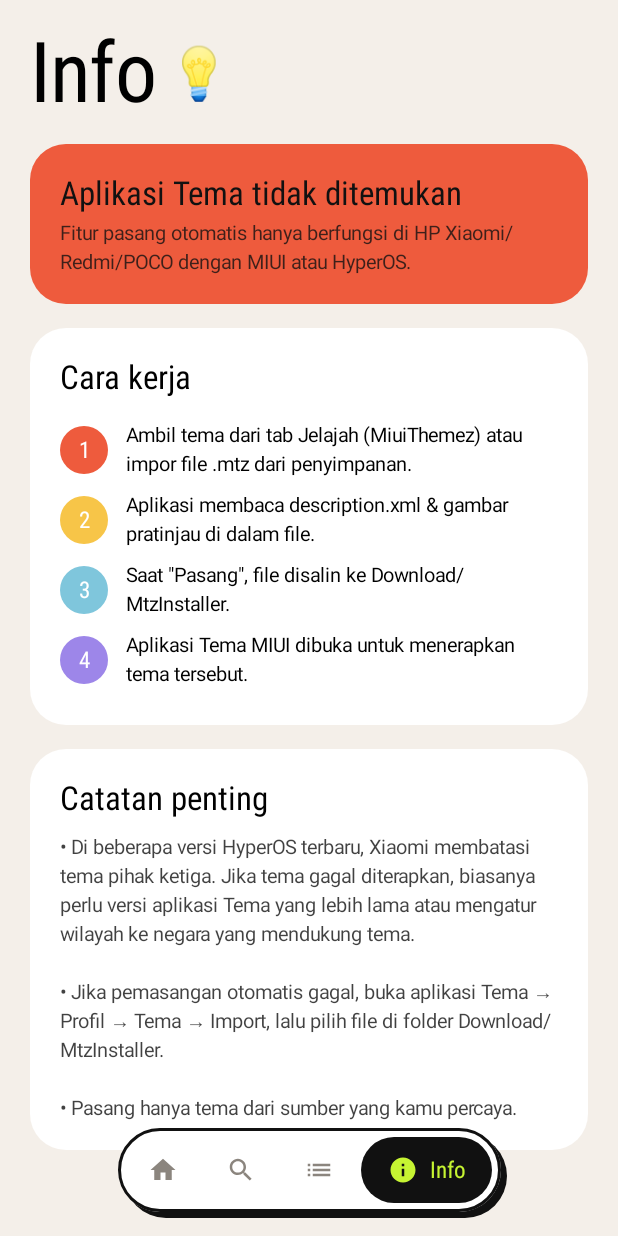
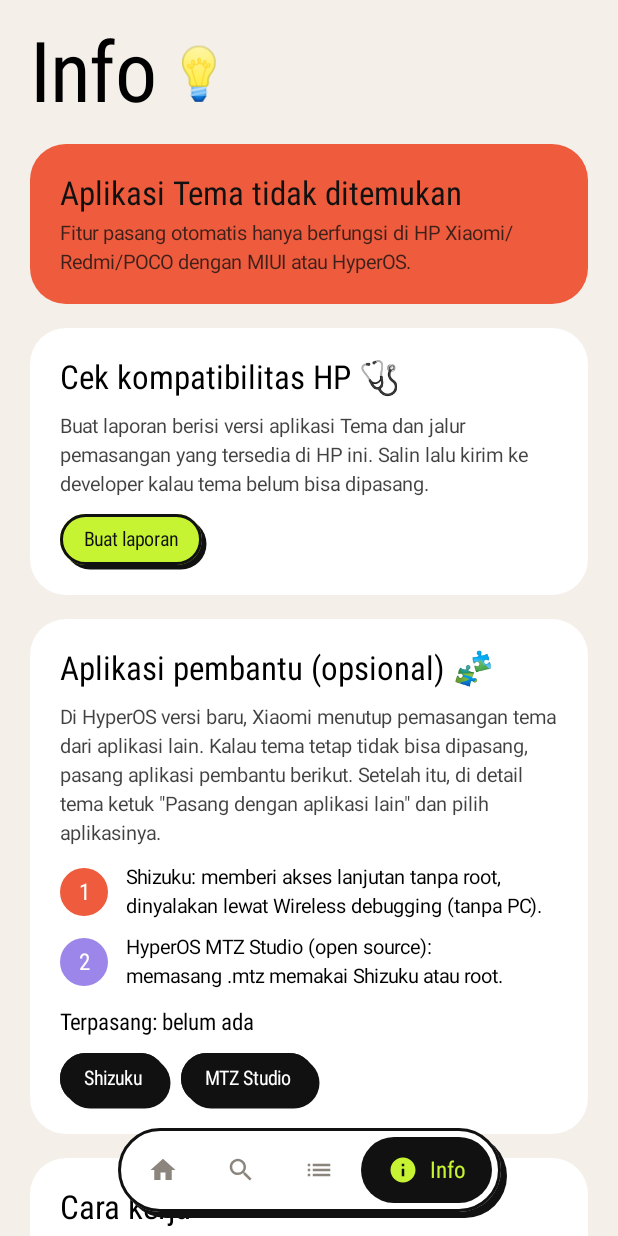
Before and after one commit to bangzvl/mtz-installer-genz, an Android app built with Jetpack Compose: the screen it shows after launch (MainActivity), after a tap on "Info", on a phone screen of 412 x 824 dp. Run offline under Robolectric (Android 15) with nearby library versions, the phone set to English and light mode, and no system bars; pictures from the network do not load; 2 other taps on this screen came first.

Commit message:
Cek kompatibilitas HP + pasang lewat aplikasi pembantu
- Laporan diagnostik (versi Tema, rute tersedia, activity exported, aplikasi pembantu)
- Tombol 'Pasang dengan aplikasi lain' (MTZ Studio/HyperTheme/MTZ Installer Pro)
- Panduan Shizuku + HyperOS MTZ Studio di tab Info

Co-Authored-By: Claude Opus 5.5 <noreply@anthropic.com>
Claude-Session: https://claude.ai/code/session_01BxHsnhyBsyUsR9v8WoooNS

```diff
--- a/app/src/main/java/com/mtzinstaller/app/ui/screens/InfoScreen.kt
+++ b/app/src/main/java/com/mtzinstaller/app/ui/screens/InfoScreen.kt
@@ -1,5 +1,16 @@
 package com.mtzinstaller.app.ui.screens
 
+import android.content.Intent
+import android.net.Uri
+import android.widget.Toast
+import androidx.compose.runtime.getValue
+import androidx.compose.runtime.mutableStateOf
+import androidx.compose.runtime.remember
+import androidx.compose.runtime.setValue
+import androidx.compose.ui.platform.LocalClipboardManager
+import androidx.compose.ui.platform.LocalContext
+import androidx.compose.ui.text.AnnotatedString
+import androidx.compose.ui.text.font.FontFamily
 import androidx.compose.foundation.background
 import androidx.compose.foundation.layout.Box
 import androidx.compose.foundation.layout.Column
@@ -29,7 +40,21 @@ import com.mtzinstaller.app.ui.theme.MtzColors
 import com.mtzinstaller.app.ui.theme.MtzType
 
 @Composable
-fun InfoScreen(themeManagerAvailable: Boolean, themeManagerVersion: String?, autoApply: Boolean, onOpenThemeApp: () -> Unit) {
+fun InfoScreen(
+    themeManagerAvailable: Boolean,
+    themeManagerVersion: String?,
+    autoApply: Boolean,
+    helpers: List<String>,
+    report: () -> String,
+    onOpenThemeApp: () -> Unit,
+) {
+    val context = LocalContext.current
+    val clipboard = LocalClipboardManager.current
+    var reportText by remember { mutableStateOf<String?>(null) }
+    fun openUrl(url: String) = runCatching {
+        context.startActivity(Intent(Intent.ACTION_VIEW, Uri.parse(url)).addFlags(Intent.FLAG_ACTIVITY_NEW_TASK))
+    }
+
     Column(
         Modifier
             .fillMaxSize()
@@ -60,6 +85,70 @@ fun InfoScreen(themeManagerAvailable: Boolean, themeManagerVersion: String?, aut
             if (themeManagerAvailable) {
                 Spacer(Modifier.height(14.dp))
                 PillButton("Buka Aplikasi Tema", onOpenThemeApp, small = true)
+            }
+        }
+
+        Spacer(Modifier.height(16.dp))
+        InfoCard("Cek kompatibilitas HP 🩺") {
+            Text(
+                "Buat laporan berisi versi aplikasi Tema dan jalur pemasangan yang tersedia di HP ini. " +
+                    "Salin lalu kirim ke developer kalau tema belum bisa dipasang.",
+                style = MtzType.Body,
+                color = MtzColors.Ink.copy(alpha = 0.8f),
+            )
+            Spacer(Modifier.height(12.dp))
+            val r = reportText
+            if (r == null) {
+                PillButton("Buat laporan", { reportText = report() }, small = true, container = MtzColors.Lime, content = MtzColors.Ink)
+            } else {
+                Text(
+                    r,
+                    style = MtzType.Caption.copy(fontFamily = FontFamily.Monospace),
+                    modifier = Modifier.fillMaxWidth().clip(RoundedCornerShape(14.dp)).background(MtzColors.Cream).padding(12.dp),
+                )
+                Spacer(Modifier.height(12.dp))
+                Row {
+                    PillButton("Salin", {
+                        clipboard.setText(AnnotatedString(r))
+                        Toast.makeText(context, "Laporan disalin", Toast.LENGTH_SHORT).show()
+                    }, small = true, container = MtzColors.Lime, content = MtzColors.Ink)
+                    Spacer(Modifier.width(10.dp))
+                    PillButton("Bagikan", {
+                        runCatching {
+                            context.startActivity(
+                                Intent.createChooser(
+                                    Intent(Intent.ACTION_SEND).setType("text/plain").putExtra(Intent.EXTRA_TEXT, r),
+                                    "Kirim laporan",
+                                ).addFlags(Intent.FLAG_ACTIVITY_NEW_TASK),
+                            )
+                        }
+                    }, small = true)
+                }
+            }
+        }
+
+        Spacer(Modifier.height(16.dp))
+        InfoCard("Aplikasi pembantu (opsional) 🧩") {
+            Text(
+                "Di HyperOS versi baru, Xiaomi menutup pemasangan tema dari aplikasi lain. Kalau tema tetap " +
+                    "tidak bisa dipasang, pasang aplikasi pembantu berikut. Setelah itu, di detail tema ketuk " +
+                    "\"Pasang dengan aplikasi lain\" dan pilih aplikasinya.",
+                style = MtzType.Body,
+                color = MtzColors.Ink.copy(alpha = 0.8f),
+            )
+            Spacer(Modifier.height(8.dp))
+            Step(1, MtzColors.Coral, "Shizuku: memberi akses lanjutan tanpa root, dinyalakan lewat Wireless debugging (tanpa PC).")
+            Step(2, MtzColors.Lilac, "HyperOS MTZ Studio (open source): memasang .mtz memakai Shizuku atau root.")
+            Spacer(Modifier.height(8.dp))
+            Text(
+                if (helpers.isEmpty()) "Terpasang: belum ada" else "Terpasang: ${helpers.joinToString()}",
+                style = MtzType.Label,
+            )
+            Spacer(Modifier.height(12.dp))
+            Row {
+                PillButton("Shizuku", { openUrl("https://shizuku.rikka.app/") }, small = true)
+                Spacer(Modifier.width(10.dp))
+                PillButton("MTZ Studio", { openUrl("https://github.com/GloriousApps/HyperOS-MTZ-Studio/releases") }, small = true)
             }
         }
 
```
Also changed, not shown: app/src/main/AndroidManifest.xml (+15 -0 lines), app/src/main/java/com/mtzinstaller/app/MainActivity.kt (+9 -0 lines), app/src/main/java/com/mtzinstaller/app/MainViewModel.kt (+28 -1 lines), app/src/main/java/com/mtzinstaller/app/data/ThemeInstaller.kt (+84 -0 lines), app/src/main/java/com/mtzinstaller/app/ui/screens/ThemeDetailSheet.kt (+11 -0 lines).
